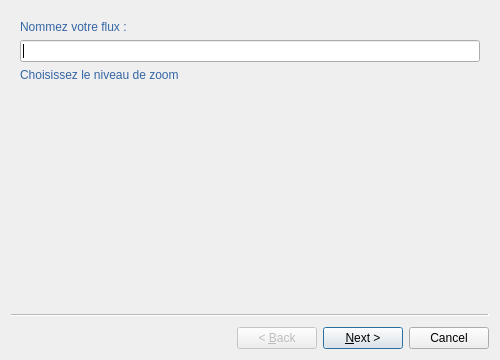
First picture: the form in vectiler/gui/wzd_configuration.ui, repository JulesGrillot/plugin-qgis-geoplateforme, before the edit.
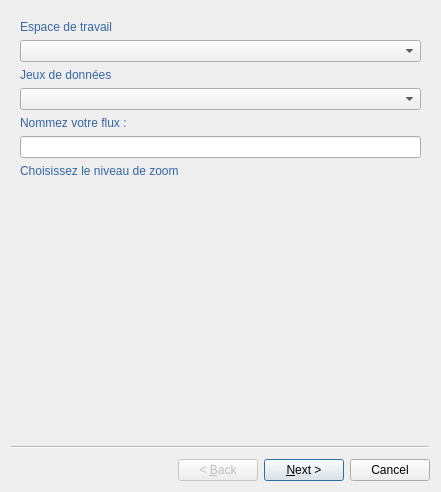
Second picture: the form after the edit. Custom widgets are drawn as their Qt base class.

Commit message: add stored data visualization combobox

What changed in the file:
```diff
--- a/vectiler/gui/wzd_configuration.ui
+++ b/vectiler/gui/wzd_configuration.ui
@@ -6,8 +6,8 @@
    <rect>
     <x>0</x>
     <y>0</y>
-    <width>500</width>
-    <height>360</height>
+    <width>441</width>
+    <height>492</height>
    </rect>
   </property>
   <property name="windowTitle">
@@ -21,6 +21,34 @@
   </property>
   <widget class="QWizardPage" name="wizardPage1">
    <layout class="QVBoxLayout" name="verticalLayout">
+    <item>
+     <widget class="QLabel" name="lbl_datastore">
+      <property name="styleSheet">
+       <string notr="true">font: 75 13pt &quot;Ubuntu Condensed&quot;;
+color: rgb(52, 101, 164);</string>
+      </property>
+      <property name="text">
+       <string>Espace de travail</string>
+      </property>
+     </widget>
+    </item>
+    <item>
+     <widget class="DatastoreComboBox" name="cbx_datastore"/>
+    </item>
+    <item>
+     <widget class="QLabel" name="lbl_stored_data">
+      <property name="styleSheet">
+       <string notr="true">font: 75 13pt &quot;Ubuntu Condensed&quot;;
+color: rgb(52, 101, 164);</string>
+      </property>
+      <property name="text">
+       <string>Jeux de données</string>
+      </property>
+     </widget>
+    </item>
+    <item>
+     <widget class="StoredDataComboBox" name="cbx_stored_data"/>
+    </item>
     <item>
      <widget class="QLabel" name="lbl_flux">
       <property name="autoFillBackground">
@@ -107,6 +135,16 @@
    <extends>QWidget</extends>
    <header>qgsscalerangewidget.h</header>
   </customwidget>
+  <customwidget>
+   <class>DatastoreComboBox</class>
+   <extends>QComboBox</extends>
+   <header>vectiler.gui.cbx_datastore</header>
+  </customwidget>
+  <customwidget>
+   <class>StoredDataComboBox</class>
+   <extends>QComboBox</extends>
+   <header>vectiler.gui.cbx_stored_data</header>
+  </customwidget>
  </customwidgets>
  <tabstops>
   <tabstop>lne_flux</tabstop>
```
The commit also changes 5 other files.
